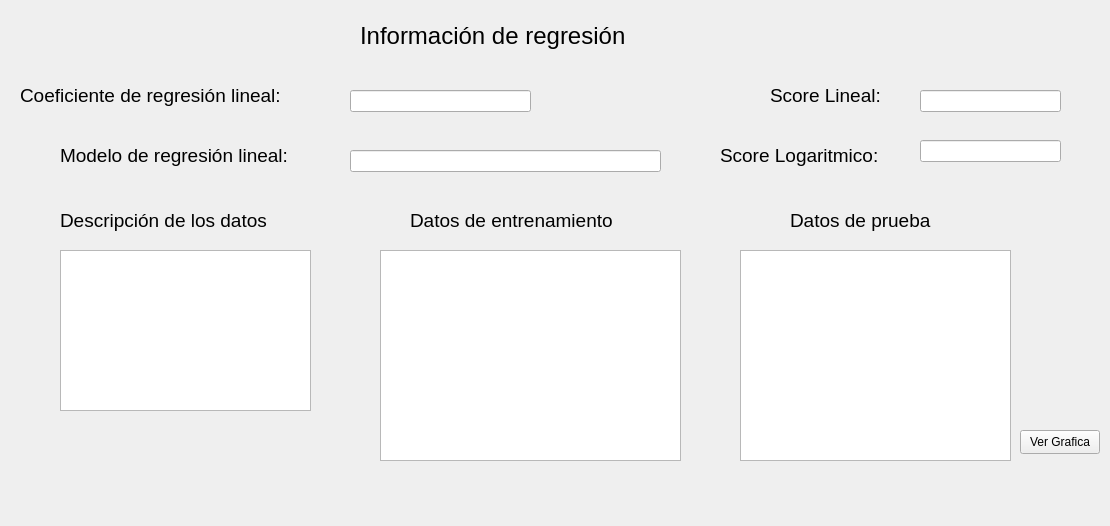
Before: the Qt Designer form kenworth-sales-expert-system/vistas/form_imagen.ui in JAreyes98/kenworth-expert-sales-system, drawn with Qt 5.
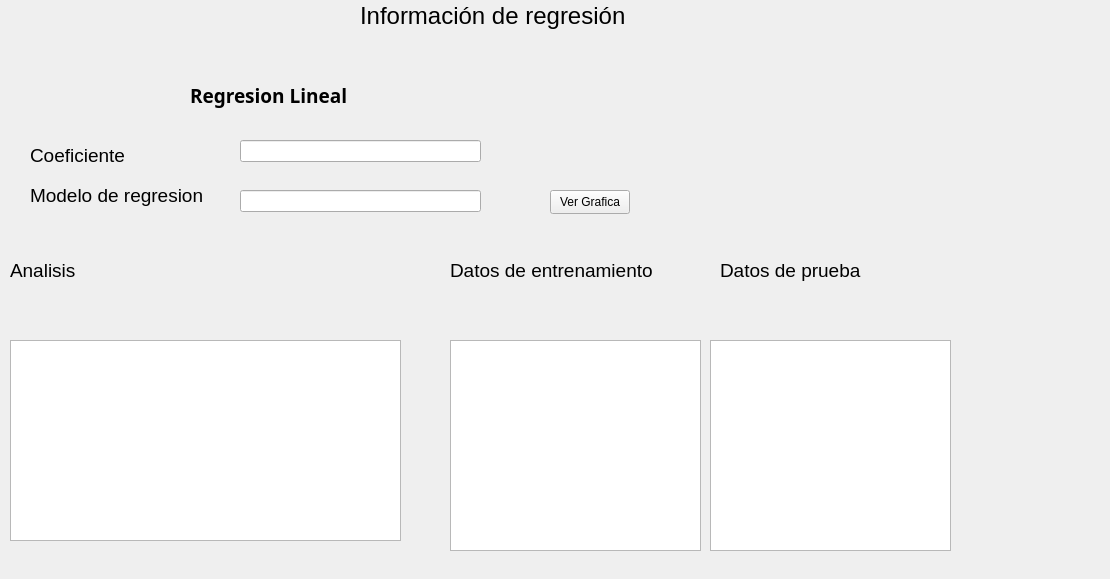
After: the same form once the commit is applied.

What changed in the file:
```diff
--- a/kenworth-sales-expert-system/vistas/form_imagen.ui
+++ b/kenworth-sales-expert-system/vistas/form_imagen.ui
@@ -7,7 +7,7 @@
     <x>0</x>
     <y>0</y>
     <width>1110</width>
-    <height>526</height>
+    <height>579</height>
    </rect>
   </property>
   <property name="windowTitle">
@@ -17,7 +17,7 @@
    <property name="geometry">
     <rect>
      <x>360</x>
-     <y>20</y>
+     <y>0</y>
      <width>341</width>
      <height>31</height>
     </rect>
@@ -35,8 +35,8 @@
   <widget class="QLabel" name="label_2">
    <property name="geometry">
     <rect>
-     <x>20</x>
-     <y>80</y>
+     <x>30</x>
+     <y>140</y>
      <width>321</width>
      <height>31</height>
     </rect>
@@ -48,14 +48,14 @@
     </font>
    </property>
    <property name="text">
-    <string>Coeficiente de regresión lineal:</string>
+    <string>Coeficiente</string>
    </property>
   </widget>
   <widget class="QLabel" name="label_3">
    <property name="geometry">
     <rect>
-     <x>60</x>
-     <y>140</y>
+     <x>30</x>
+     <y>180</y>
      <width>281</width>
      <height>31</height>
     </rect>
@@ -67,81 +67,24 @@
     </font>
    </property>
    <property name="text">
-    <string>Modelo de regresión lineal:</string>
-   </property>
-  </widget>
-  <widget class="QLabel" name="label_4">
-   <property name="geometry">
-    <rect>
-     <x>770</x>
-     <y>80</y>
-     <width>141</width>
-     <height>31</height>
-    </rect>
-   </property>
-   <property name="font">
-    <font>
-     <family>Arial</family>
-     <pointsize>14</pointsize>
-    </font>
-   </property>
-   <property name="text">
-    <string>Score Lineal:</string>
-   </property>
-  </widget>
-  <widget class="QLabel" name="label_5">
-   <property name="geometry">
-    <rect>
-     <x>720</x>
-     <y>140</y>
-     <width>201</width>
-     <height>31</height>
-    </rect>
-   </property>
-   <property name="font">
-    <font>
-     <family>Arial</family>
-     <pointsize>14</pointsize>
-    </font>
-   </property>
-   <property name="text">
-    <string>&lt;html&gt;&lt;head/&gt;&lt;body&gt;&lt;p&gt;Score Logaritmico:&lt;/p&gt;&lt;/body&gt;&lt;/html&gt;</string>
+    <string>Modelo de regresion</string>
    </property>
   </widget>
   <widget class="QTableWidget" name="tableWidgetprueba">
    <property name="geometry">
     <rect>
-     <x>740</x>
-     <y>250</y>
-     <width>271</width>
+     <x>710</x>
+     <y>340</y>
+     <width>241</width>
      <height>211</height>
     </rect>
    </property>
   </widget>
-  <widget class="QLabel" name="label_6">
-   <property name="geometry">
-    <rect>
-     <x>60</x>
-     <y>210</y>
-     <width>261</width>
-     <height>21</height>
-    </rect>
-   </property>
-   <property name="font">
-    <font>
-     <family>Arial</family>
-     <pointsize>14</pointsize>
-    </font>
-   </property>
-   <property name="text">
-    <string>Descripción de los datos</string>
-   </property>
-  </widget>
   <widget class="QLabel" name="label_7">
    <property name="geometry">
     <rect>
-     <x>410</x>
-     <y>210</y>
+     <x>450</x>
+     <y>260</y>
      <width>251</width>
      <height>21</height>
     </rect>
@@ -159,8 +102,8 @@
   <widget class="QLabel" name="label_8">
    <property name="geometry">
     <rect>
-     <x>790</x>
-     <y>210</y>
+     <x>720</x>
+     <y>260</y>
      <width>181</width>
      <height>21</height>
     </rect>
@@ -175,22 +118,12 @@
     <string>Datos de prueba</string>
    </property>
   </widget>
-  <widget class="QTextEdit" name="textdescripcion">
-   <property name="geometry">
-    <rect>
-     <x>60</x>
-     <y>250</y>
-     <width>251</width>
-     <height>161</height>
-    </rect>
-   </property>
-  </widget>
   <widget class="QLineEdit" name="txtcoeficiente">
    <property name="geometry">
     <rect>
-     <x>350</x>
-     <y>90</y>
-     <width>181</width>
+     <x>240</x>
+     <y>140</y>
+     <width>241</width>
      <height>22</height>
     </rect>
    </property>
@@ -198,29 +131,9 @@
   <widget class="QLineEdit" name="txtmodelo">
    <property name="geometry">
     <rect>
-     <x>350</x>
-     <y>150</y>
-     <width>311</width>
-     <height>22</height>
-    </rect>
-   </property>
-  </widget>
-  <widget class="QLineEdit" name="txtscore_lineal">
-   <property name="geometry">
-    <rect>
-     <x>920</x>
-     <y>90</y>
-     <width>141</width>
-     <height>22</height>
-    </rect>
-   </property>
-  </widget>
-  <widget class="QLineEdit" name="txtscore_logaritmico">
-   <property name="geometry">
-    <rect>
-     <x>920</x>
-     <y>140</y>
-     <width>141</width>
+     <x>240</x>
+     <y>190</y>
+     <width>241</width>
      <height>22</height>
     </rect>
    </property>
@@ -228,8 +141,8 @@
   <widget class="QPushButton" name="btnGrafica">
    <property name="geometry">
     <rect>
-     <x>1020</x>
-     <y>430</y>
+     <x>550</x>
+     <y>190</y>
      <width>80</width>
      <height>24</height>
     </rect>
@@ -241,13 +154,63 @@
   <widget class="QTableWidget" name="tableWidgetentrenamiento">
    <property name="geometry">
     <rect>
-     <x>380</x>
-     <y>250</y>
-     <width>301</width>
+     <x>450</x>
+     <y>340</y>
+     <width>251</width>
      <height>211</height>
     </rect>
    </property>
   </widget>
+  <widget class="QLabel" name="label_6">
+   <property name="geometry">
+    <rect>
+     <x>190</x>
+     <y>80</y>
+     <width>161</width>
+     <height>31</height>
+    </rect>
+   </property>
+   <property name="font">
+    <font>
+     <family>Noto Sans</family>
+     <pointsize>14</pointsize>
+     <weight>75</weight>
+     <bold>true</bold>
+    </font>
+   </property>
+   <property name="text">
+    <string>Regresion Lineal</string>
+   </property>
+  </widget>
+  <widget class="QLabel" name="label_10">
+   <property name="geometry">
+    <rect>
+     <x>10</x>
+     <y>260</y>
+     <width>181</width>
+     <height>21</height>
+    </rect>
+   </property>
+   <property name="font">
+    <font>
+     <family>Arial</family>
+     <pointsize>14</pointsize>
+    </font>
+   </property>
+   <property name="text">
+    <string>Analisis</string>
+   </property>
+  </widget>
+  <widget class="QTextEdit" name="txtAnalisis">
+   <property name="geometry">
+    <rect>
+     <x>10</x>
+     <y>340</y>
+     <width>391</width>
+     <height>201</height>
+    </rect>
+   </property>
+  </widget>
  </widget>
  <resources/>
  <connections/>
```
